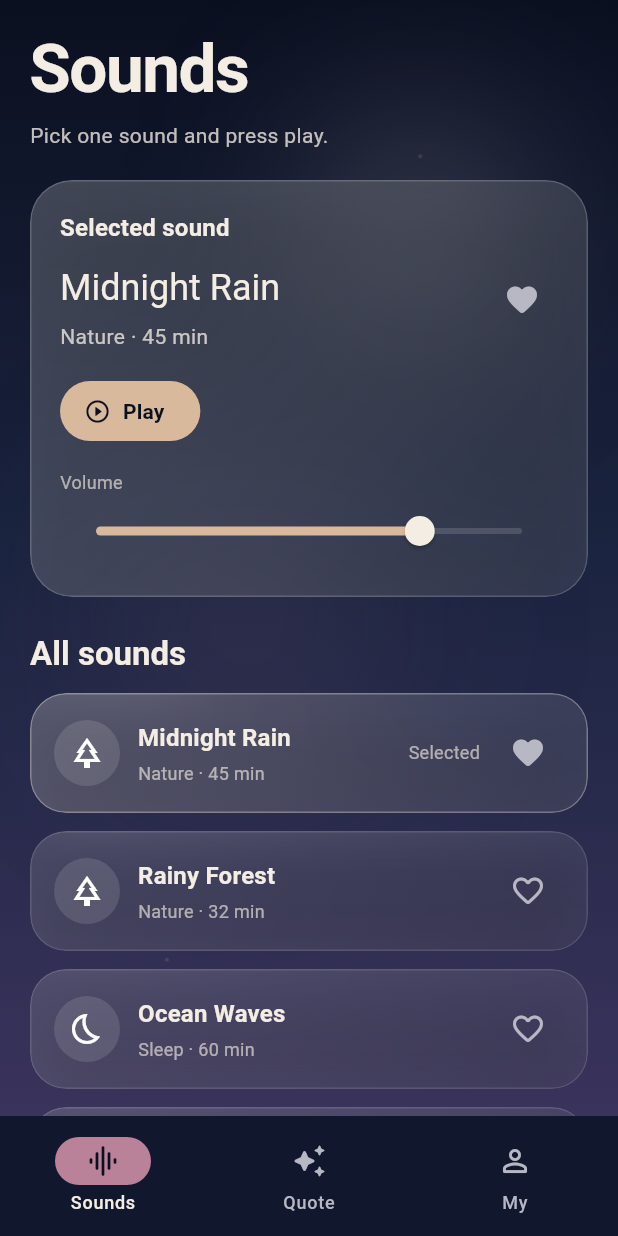
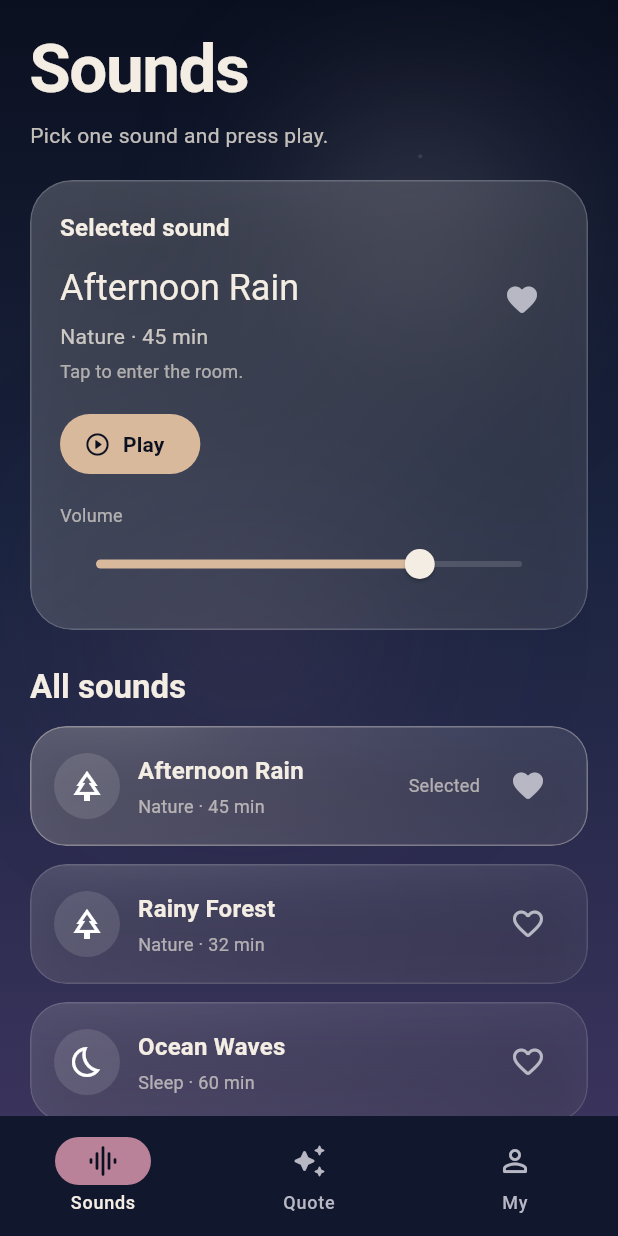
Before and after one commit to lenayoo/midnight_room, a Flutter app: the screen it shows after launch, on a phone screen of 412 x 824 dp. Run offline on Flutter 3.47's test engine with Material 3 defaults, Android fonts, the phone set to English and light mode, and no system bars; our stand-ins replace audioplayers, video_player.

Commit message:
add first sound play

```diff
--- a/lib/data/mock/mock_sounds.dart
+++ b/lib/data/mock/mock_sounds.dart
@@ -4,15 +4,16 @@ const String _previewAudioAssetPath = 'assets/sounds/sound1.mp3';
 
 const List<SoundItem> mockSounds = <SoundItem>[
   SoundItem(
-    id: 'midnight_rain',
-    title: 'Midnight Rain',
+    id: 'afternoon_rain',
+    title: 'Afternoon Rain',
     category: 'Nature',
     duration: '45 min',
-    imagePath: 'assets/images/midnight_rain.png',
+    imagePath: 'assets/images/afternoon_rain.png',
     audioPath: _previewAudioAssetPath,
     isPremium: false,
     isFavorite: true,
-    moodTags: <String>['Rain', 'Night', 'Relax'],
+    videoPath: 'assets/images/afternoon_rain.mp4',
+    moodTags: <String>['Rain', 'Afternoon', 'Relax'],
   ),
   SoundItem(
     id: 'rainy_forest',
--- a/lib/data/models/sound_item.dart
+++ b/lib/data/models/sound_item.dart
@@ -8,6 +8,7 @@ class SoundItem {
     required this.audioPath,
     required this.isPremium,
     required this.isFavorite,
+    this.videoPath,
     this.moodTags = const <String>[],
   });
 
@@ -19,6 +20,7 @@ class SoundItem {
   final String audioPath;
   final bool isPremium;
   final bool isFavorite;
+  final String? videoPath;
   final List<String> moodTags;
 
   SoundItem copyWith({
@@ -30,6 +32,7 @@ class SoundItem {
     String? audioPath,
     bool? isPremium,
     bool? isFavorite,
+    String? videoPath,
     List<String>? moodTags,
   }) {
     return SoundItem(
@@ -41,6 +44,7 @@ class SoundItem {
       audioPath: audioPath ?? this.audioPath,
       isPremium: isPremium ?? this.isPremium,
       isFavorite: isFavorite ?? this.isFavorite,
+      videoPath: videoPath ?? this.videoPath,
       moodTags: moodTags ?? this.moodTags,
     );
   }
--- a/lib/features/sounds/presentation/screens/sounds_screen.dart
+++ b/lib/features/sounds/presentation/screens/sounds_screen.dart
@@ -13,6 +13,7 @@ class SoundsScreen extends StatelessWidget {
     required this.isPlaying,
     required this.volume,
     required this.onSelectSound,
+    required this.onOpenSoundRoom,
     required this.onToggleFavorite,
     required this.onPlayPause,
     required this.onVolumeChanged,
@@ -24,6 +25,7 @@ class SoundsScreen extends StatelessWidget {
   final bool isPlaying;
   final double volume;
   final ValueChanged<SoundItem> onSelectSound;
+  final ValueChanged<SoundItem> onOpenSoundRoom;
   final ValueChanged<SoundItem> onToggleFavorite;
   final VoidCallback onPlayPause;
   final ValueChanged<double> onVolumeChanged;
@@ -45,7 +47,12 @@ class SoundsScreen extends StatelessWidget {
             const SizedBox(height: 8),
             Text('Pick one sound and press play.', style: textTheme.bodyMedium),
             const SizedBox(height: 20),
-            GlassPanel(
+            GestureDetector(
+              onTap:
+                  currentSound.videoPath == null
+                      ? null
+                      : () => onOpenSoundRoom(currentSound),
+              child: GlassPanel(
                 child: Column(
                   crossAxisAlignment: CrossAxisAlignment.start,
                   children: <Widget>[
@@ -80,6 +87,10 @@ class SoundsScreen extends StatelessWidget {
                         ),
                       ],
                     ),
+                    if (currentSound.videoPath != null) ...<Widget>[
+                      const SizedBox(height: 6),
+                      Text('Tap to enter the room.', style: textTheme.bodySmall),
+                    ],
                     const SizedBox(height: 16),
                     FilledButton.icon(
                       onPressed: onPlayPause,
@@ -96,6 +107,7 @@ class SoundsScreen extends StatelessWidget {
                   ],
                 ),
               ),
+            ),
             const SizedBox(height: 24),
             Text('All sounds', style: textTheme.titleLarge),
             const SizedBox(height: 12),
@@ -105,7 +117,10 @@ class SoundsScreen extends StatelessWidget {
                 child: SoundLibraryTile(
                   sound: sound,
                   isSelected: sound.id == currentSound.id,
-                  onTap: () => onSelectSound(sound),
+                  onTap:
+                      sound.videoPath == null
+                          ? () => onSelectSound(sound)
+                          : () => onOpenSoundRoom(sound),
                   onToggleFavorite: () => onToggleFavorite(sound),
                 ),
               );
--- a/lib/features/sounds/services/sound_player_service.dart
+++ b/lib/features/sounds/services/sound_player_service.dart
@@ -23,6 +23,10 @@ class SoundPlayerService {
     await _player?.resume();
   }
 
+  Future<void> stop() async {
+    await _player?.stop();
+  }
+
   Future<void> setVolume(double volume) async {
     await _player?.setVolume(volume);
   }
--- a/pubspec.yaml
+++ b/pubspec.yaml
@@ -35,6 +35,7 @@ dependencies:
   # Use with the CupertinoIcons class for iOS style icons.
   cupertino_icons: ^1.0.8
   audioplayers: ^6.6.0
+  video_player: ^2.9.2
 
 dev_dependencies:
   flutter_test:
@@ -61,6 +62,7 @@ flutter:
   # To add assets to your application, add an assets section, like this:
   assets:
     - assets/quotes.json
+    - assets/images/
     - assets/sounds/
 
   # An image asset can refer to one or more resolution-specific "variants", see
```
Also changed, not shown: lib/features/shell/presentation/screens/home_shell_screen.dart (+30 -0 lines), lib/features/sounds/presentation/screens/sound_room_screen.dart (added, +221 -0 lines), pubspec.lock, 5 other files. Lines whose indentation alone changed are shown as unchanged.
